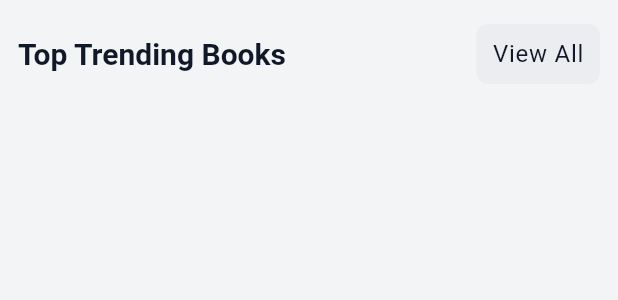
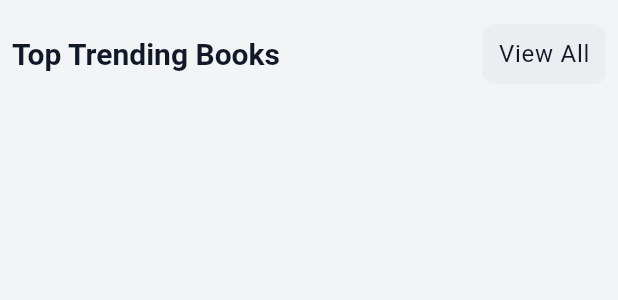
Before and after one commit to itssss-sweta/Book-Review-Frontend, a Flutter app: the SectionTitleRowWidget widget shown alone on an empty page, opened directly, on a phone screen of 412 x 824 dp. Shown: the top 300 px of the screen. Run offline on Flutter 3.47's test engine with Material 3 defaults, Android fonts, the phone set to English and light mode, and no system bars; our stand-ins replace bloc, dio, flutter_bloc, loading_animation_widget, lottie, shared_preferences and 1 more; accounts and stored records are empty; network calls fail.

Commit message:
fix(ui): adjust padding and fix typo of 'Recommendation' text

```diff
--- a/lib/src/features/homepage/presentation/pages/homepage.dart
+++ b/lib/src/features/homepage/presentation/pages/homepage.dart
@@ -104,7 +104,7 @@ class _HomePageState extends State<HomePage> {
               ),
               SliverToBoxAdapter(
                 child: SectionTitleRowWidget(
-                  title: 'Recommnded For You',
+                  title: 'Recommended For You',
                   onPressed: () {},
                 ),
               ),
--- a/lib/src/features/homepage/presentation/widgets/section_title_row_widget.dart
+++ b/lib/src/features/homepage/presentation/widgets/section_title_row_widget.dart
@@ -17,7 +17,7 @@ class SectionTitleRowWidget extends StatelessWidget {
   @override
   Widget build(BuildContext context) {
     return Padding(
-      padding: const EdgeInsets.all(12.0),
+      padding: const EdgeInsets.symmetric(vertical: 12.0, horizontal: 8.0),
       child: Row(
         mainAxisAlignment: MainAxisAlignment.spaceBetween,
         children: [
```
